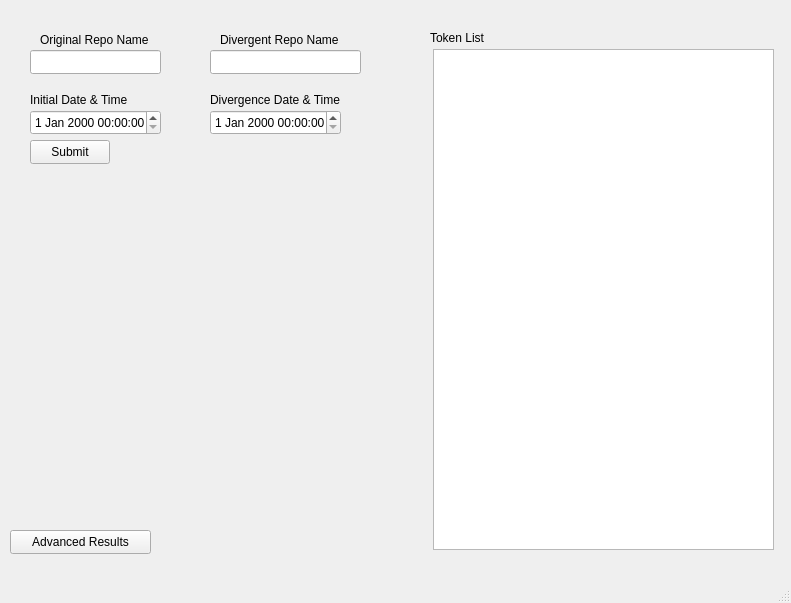
The window that forms/mainwindow.ui (unlv-evol/GACPD-GUI) describes before a commit, drawn with Qt 5.
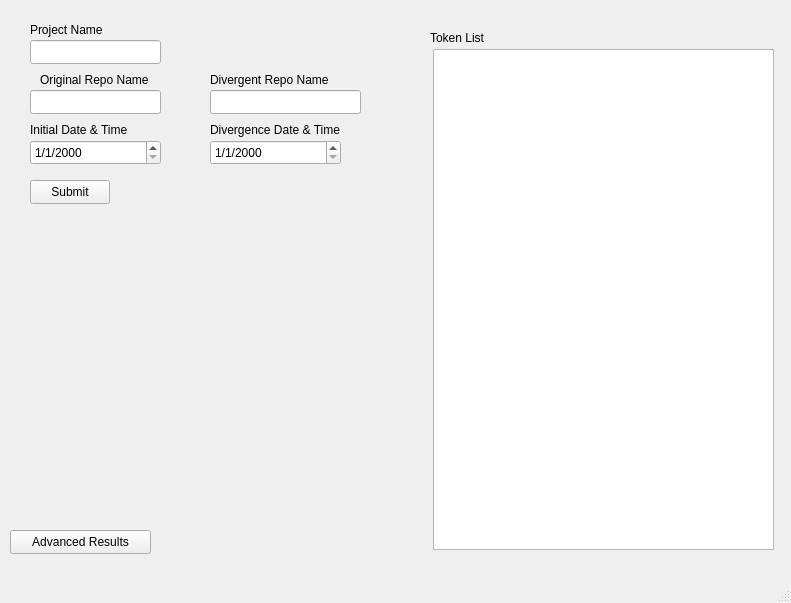
The same window after the commit.

Patch:
```diff
--- a/forms/mainwindow.ui
+++ b/forms/mainwindow.ui
@@ -18,27 +18,30 @@
     <property name="geometry">
      <rect>
       <x>30</x>
-      <y>50</y>
+      <y>90</y>
       <width>131</width>
       <height>24</height>
      </rect>
     </property>
    </widget>
-   <widget class="QDateTimeEdit" name="dateTimeInput">
+   <widget class="QDateEdit" name="dateInput">
     <property name="geometry">
      <rect>
       <x>210</x>
-      <y>110</y>
+      <y>140</y>
       <width>131</width>
       <height>25</height>
      </rect>
     </property>
+    <property name="displayFormat">
+     <string>M/d/yyyy</string>
+    </property>
    </widget>
    <widget class="QPushButton" name="btnSubmit">
     <property name="geometry">
      <rect>
       <x>30</x>
-      <y>140</y>
+      <y>180</y>
       <width>80</width>
       <height>24</height>
      </rect>
@@ -51,7 +54,7 @@
     <property name="geometry">
      <rect>
       <x>40</x>
-      <y>30</y>
+      <y>70</y>
       <width>111</width>
       <height>20</height>
      </rect>
@@ -64,7 +67,7 @@
     <property name="geometry">
      <rect>
       <x>210</x>
-      <y>50</y>
+      <y>90</y>
       <width>151</width>
       <height>24</height>
      </rect>
@@ -73,8 +76,8 @@
    <widget class="QLabel" name="label_2">
     <property name="geometry">
      <rect>
-      <x>220</x>
-      <y>30</y>
+      <x>210</x>
+      <y>70</y>
       <width>131</width>
       <height>20</height>
      </rect>
@@ -87,7 +90,7 @@
     <property name="geometry">
      <rect>
       <x>210</x>
-      <y>90</y>
+      <y>120</y>
       <width>161</width>
       <height>20</height>
      </rect>
@@ -132,21 +135,27 @@
      <string/>
     </property>
    </widget>
-   <widget class="QDateTimeEdit" name="dateTimeEdit">
+   <widget class="QDateEdit" name="dateEdit">
     <property name="geometry">
      <rect>
       <x>30</x>
-      <y>110</y>
+      <y>140</y>
       <width>131</width>
       <height>25</height>
      </rect>
     </property>
+    <property name="displayFormat">
+     <string>M/d/yyyy</string>
+    </property>
+    <property name="calendarPopup">
+     <bool>false</bool>
+    </property>
    </widget>
    <widget class="QLabel" name="label_5">
     <property name="geometry">
      <rect>
       <x>30</x>
-      <y>90</y>
+      <y>120</y>
       <width>161</width>
       <height>20</height>
      </rect>
@@ -168,6 +177,29 @@
      <string>Advanced Results</string>
     </property>
    </widget>
+   <widget class="QLineEdit" name="lineText_3">
+    <property name="geometry">
+     <rect>
+      <x>30</x>
+      <y>40</y>
+      <width>131</width>
+      <height>24</height>
+     </rect>
+    </property>
+   </widget>
+   <widget class="QLabel" name="label_6">
+    <property name="geometry">
+     <rect>
+      <x>30</x>
+      <y>20</y>
+      <width>111</width>
+      <height>20</height>
+     </rect>
+    </property>
+    <property name="text">
+     <string>Project Name</string>
+    </property>
+   </widget>
   </widget>
   <widget class="QMenuBar" name="menubar">
    <property name="geometry">
```
